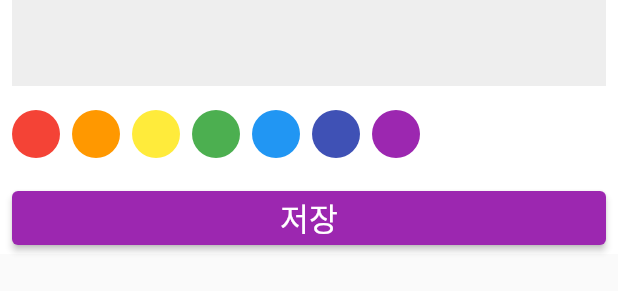
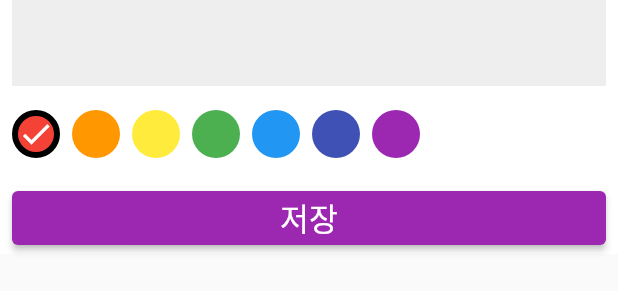
Before and after one commit to swafkorea/flutter_calendar_scheduler_study, a Flutter app: the ScheduleForm widget shown alone on an empty page, opened directly with empty values, on a phone screen of 412 x 824 dp. Shown: the part 364-655 px from the top of the screen. Run offline on Flutter 3.47's test engine with Material 2 defaults, Android fonts, the phone set to English and light mode, and no system bars; our stand-ins replace drift, get_it, google_fonts, table_calendar; accounts and stored records are empty; generated files the repository leaves out were written again.

Commit message:
색깔 상태 관리

```diff
--- a/lib/widgets/schedule_form.dart
+++ b/lib/widgets/schedule_form.dart
@@ -1,9 +1,9 @@
-import 'package:calendar_scheduler_study/database/drift_database.dart';
 import 'package:flutter/material.dart';
+import 'package:get_it/get_it.dart';
 
 import 'package:calendar_scheduler_study/constants.dart';
+import 'package:calendar_scheduler_study/database/drift_database.dart';
 import 'package:calendar_scheduler_study/widgets/custom_text_field.dart';
-import 'package:get_it/get_it.dart';
 
 /// 일정 입력 폼
 class ScheduleForm extends StatefulWidget {
@@ -29,7 +29,9 @@ class _ScheduleFormState extends State<ScheduleForm> {
   int? startTime;
   int? endTime;
   String? content;
+  int? selectedColorId; // @NOTE 03 선택된 색깔을 구분하기 위한 변수 추가
 
+  // @NOTE 01 최초 autovalidateMode는 꺼둔 상태
   AutovalidateMode autovalidateMode = AutovalidateMode.disabled;
 
   @override
@@ -75,20 +77,21 @@ class _ScheduleFormState extends State<ScheduleForm> {
                   FutureBuilder<List<CategoryColor>>(
                       future: GetIt.I<LocalDatabase>().getCategoryColors(),
                       builder: (context, snapshot) {
-                        print(snapshot.data);
+                        // @NOTE 03-1 selectedColorId가 지정되지 않았으면 첫번째 색상으로 지정
+                        if (snapshot.hasData &&
+                            selectedColorId == null &&
+                            snapshot.data!.isNotEmpty) {
+                          selectedColorId = snapshot.data![0].id;
+                        }
                         return _ColorPicker(
-                          colors: snapshot.hasData
-                              ? snapshot.data!
-                                  .map(
-                                    (e) => Color(
-                                      int.parse(
-                                        'FF${e.hexCode}',
-                                        radix: 16,
-                                      ),
-                                    ),
-                                  )
-                                  .toList()
-                              : [],
+                          colors: snapshot.hasData ? snapshot.data! : [],
+                          selectedColorId: selectedColorId!,
+                          // @NOTE 04-2 callback 함수, setState를 하기 위해 인자로 함수를 전달
+                          colorSetter: (id) {
+                            setState(() {
+                              selectedColorId = id;
+                            });
+                          },
                         );
                       }),
                   const SizedBox(height: spaceSize),
@@ -114,6 +117,10 @@ class _ScheduleFormState extends State<ScheduleForm> {
     if (formKey.currentState == null) {
       return;
     }
+
+    // @NOTE 01-1 저장 버튼을 누른 후 autovalidateMode를 활성화
+    autovalidateMode = AutovalidateMode.always;
+
     // validate가 null을 반환할 경우 에러가 없음
     if (formKey.currentState!.validate()) {
       // true 리턴했을 떄
@@ -143,6 +150,8 @@ class _Time extends StatelessWidget {
   @override
   Widget build(BuildContext context) {
     return Row(
+      // @NOTE 02 validation error 가 표시될때 정렬을 위해서 start align
+      crossAxisAlignment: CrossAxisAlignment.start,
       children: [
         Expanded(
           child: CustomTextField(
@@ -151,7 +160,7 @@ class _Time extends StatelessWidget {
             onSaved: onStartSaved,
           ),
         ),
-        SizedBox(width: spaceSize),
+        const SizedBox(width: spaceSize),
         Expanded(
           child: CustomTextField(
             label: '마감 시간',
@@ -199,11 +208,15 @@ class _SaveButton extends StatelessWidget {
 }
 
 class _ColorPicker extends StatelessWidget {
-  final List<Color> colors;
+  final List<CategoryColor> colors;
+  final int selectedColorId;
+  final ValueChanged<int> colorSetter;
 
   const _ColorPicker({
+    Key? key,
     required this.colors,
-    Key? key,
+    required this.selectedColorId,
+    required this.colorSetter,
   }) : super(key: key);
 
   @override
@@ -214,8 +227,15 @@ class _ColorPicker extends StatelessWidget {
       runSpacing: 10,
       children: colors
           .map(
-            (e) => _ColorPickerItem(
-              colorCode: e,
+            // @NOTE 04 GestureDetector로 색깔선택 이벤트 연결
+            (e) => GestureDetector(
+              onTap: () {
+                colorSetter(e.id); // @NOTE 04-1 인자로 추가한 callback 호출
+              },
+              child: _ColorPickerItem(
+                categoryColor: e,
+                isSelected: selectedColorId == e.id, // @NOTE 03-2 selectedColorId와 같은 id 인지 비교
+              ),
             ),
           )
           .toList(),
@@ -224,19 +244,45 @@ class _ColorPicker extends StatelessWidget {
 }
 
 class _ColorPickerItem extends StatelessWidget {
-  final Color colorCode;
+  final CategoryColor categoryColor;
+  final bool isSelected;
 
   const _ColorPickerItem({
     Key? key,
-    required this.colorCode,
+    required this.categoryColor,
+    required this.isSelected,
   }) : super(key: key);
 
   @override
   Widget build(BuildContext context) {
+    final color = Color(
+      int.parse(
+        'FF${categoryColor.hexCode}',
+        radix: 16,
+      ),
+    );
+    final counterColor = color.computeLuminance() > 0.5 ? Colors.black : Colors.white;
     return Container(
-      decoration: BoxDecoration(shape: BoxShape.circle, color: colorCode),
+      decoration: BoxDecoration(
+        shape: BoxShape.circle,
+        color: color,
+        // @NOTE 03-3 isSelected 일때만 border 표시
+        border: isSelected
+            ? Border.all(
+                color: Colors.black,
+                width: 4,
+              )
+            : null,
+      ),
       width: 32,
       height: 32,
+      // @NOTE 03-4 isSelected 일때만 icon 표시
+      child: isSelected
+          ? Icon(
+              Icons.check,
+              color: counterColor,
+            )
+          : null,
     );
   }
 }
```
